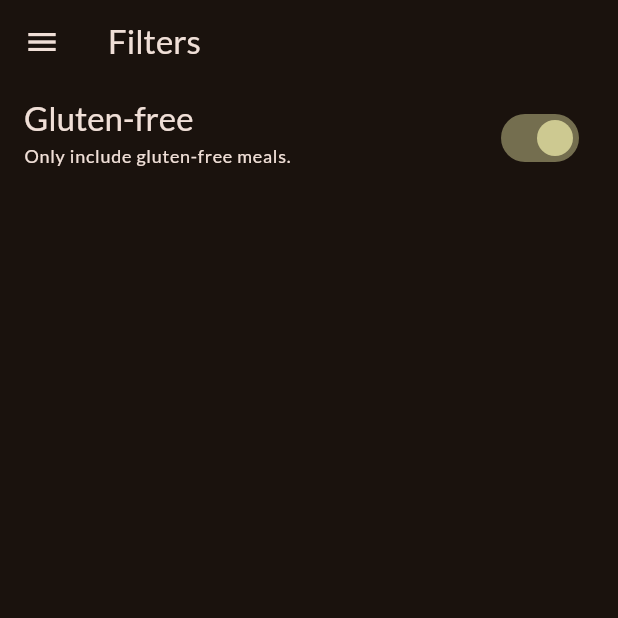
After one commit to aminyous/meals_app, a Flutter app: the FiltersScreen screen opened directly, after a tap on "Gluten-free", on a phone screen of 412 x 824 dp, the top half of it. The commit adds this screen. Run offline on Flutter 3.47's test engine with Material 3 defaults, Android fonts, the phone set to English and light mode, and no system bars; our stand-ins replace google_fonts, transparent_image.

Commit message:
Add filter item + drawer to the filter after click on that item

```diff
--- /dev/null
+++ b/lib/screens/filters.dart
@@ -0,0 +1,58 @@
+import 'package:flutter/material.dart';
+import 'package:meals_app/screens/tabs.dart';
+import 'package:meals_app/widgets/main_drawer.dart';
+
+class FiltersScreen extends StatefulWidget {
+  const FiltersScreen({super.key});
+
+  @override
+  State<FiltersScreen> createState() => _FiltersScreenState();
+}
+
+class _FiltersScreenState extends State<FiltersScreen> {
+  var _glutenFreeFilterSet = false;
+
+  @override
+  Widget build(BuildContext context) {
+    return Scaffold(
+      appBar: AppBar(
+        title: const Text('Filters'),
+      ),
+      drawer: MainDrawer(
+        onSelectScreen: (identifier) {
+          Navigator.of(context).pop();
+          if (identifier == 'meals') {
+            Navigator.of(context)
+                .push(MaterialPageRoute(builder: (ctx) => const TabsScreen()));
+          }
+        },
+      ),
+      body: Column(
+        children: [
+          SwitchListTile(
+            value: _glutenFreeFilterSet,
+            onChanged: (isChecked) {
+              setState(() {
+                _glutenFreeFilterSet = isChecked;
+              });
+            },
+            title: Text(
+              'Gluten-free',
+              style: Theme.of(context).textTheme.titleLarge!.copyWith(
+                    color: Theme.of(context).colorScheme.onSurface,
+                  ),
+            ),
+            subtitle: Text(
+              'Only include gluten-free meals.',
+              style: Theme.of(context).textTheme.labelMedium!.copyWith(
+                    color: Theme.of(context).colorScheme.onSurface,
+                  ),
+            ),
+            activeColor: Theme.of(context).colorScheme.tertiary,
+            contentPadding: const EdgeInsets.only(left: 16, right: 22),
+          ),
+        ],
+      ),
+    );
+  }
+}
```
Also changed, not shown: lib/screens/tabs.dart (+13 -7 lines).
